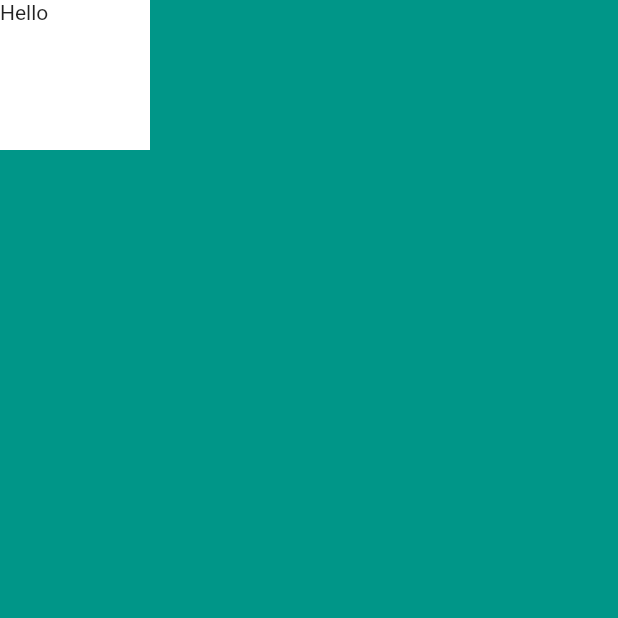
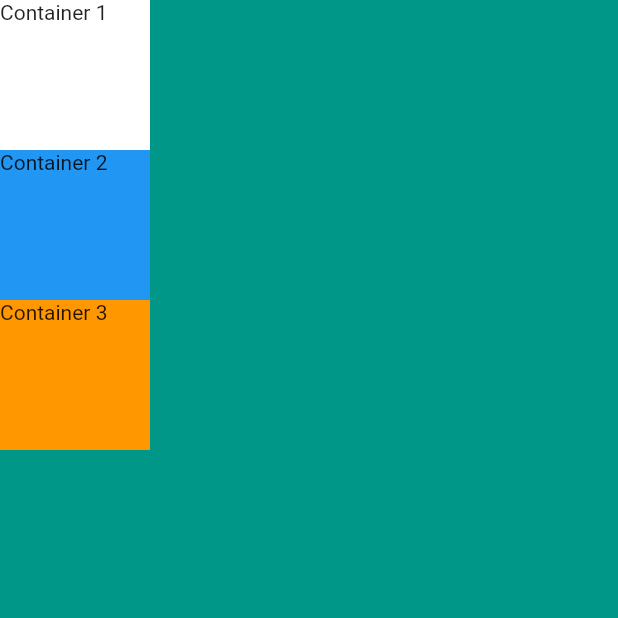
Before and after one commit to harkesneha94/flutter_widget_study, a Flutter app: the screen it shows after launch, on a phone screen of 412 x 824 dp, the top half of it. Run offline on Flutter 3.47's test engine with Material 2 defaults, Android fonts, the phone set to English and light mode, and no system bars.

Commit message:
Add safe area and column widget.

```diff
--- a/lib/main.dart
+++ b/lib/main.dart
@@ -13,11 +13,29 @@ class MyApp extends StatelessWidget {
     return  MaterialApp(
       home: Scaffold(
         backgroundColor: Colors.teal,
-        body: Container(
-          height: 100,
-          width: 100,
-          color : Colors.white,
-          child: Text('Hello'),
+        body: SafeArea(
+          child: Column(
+            children: <Widget>[
+              Container(
+                height: 100,
+                width: 100,
+                color : Colors.white,
+                child: Text('Container 1'),
+              ),
+              Container(
+                height: 100,
+                width: 100,
+                color : Colors.blue,
+                child: Text('Container 2'),
+              ),
+              Container(
+                height: 100,
+                width: 100,
+                color : Colors.orange,
+                child: Text('Container 3'),
+              )
+          ],
+          ),
         ),
       ),
     );
```
